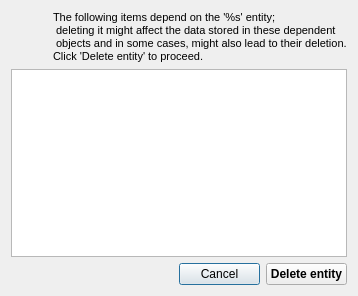
This is stdm/ui/wizard/ui_entity_depend.ui in gltn/stdm as Qt 5 draws it before an edit. The edited form follows.
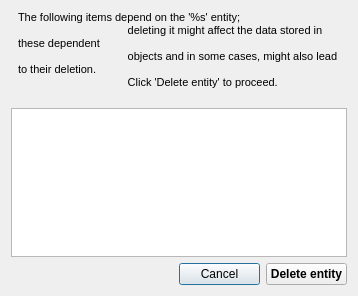
This is the edited form.

What changed in the file:
```diff
--- a/stdm/ui/wizard/ui_entity_depend.ui
+++ b/stdm/ui/wizard/ui_entity_depend.ui
@@ -55,9 +55,10 @@
        </property>
        <property name="text">
         <string>The following items depend on the '%s' entity;
- deleting it might affect the data stored in these dependent
- objects and in some cases, might also lead to their deletion.
-Click 'Delete entity' to proceed.</string>
+                                    deleting it might affect the data stored in these dependent
+                                    objects and in some cases, might also lead to their deletion.
+                                    Click 'Delete entity' to proceed.
+                                </string>
        </property>
        <property name="textFormat">
         <enum>Qt::PlainText</enum>
```
Lines whose indentation alone changed are shown as unchanged.
